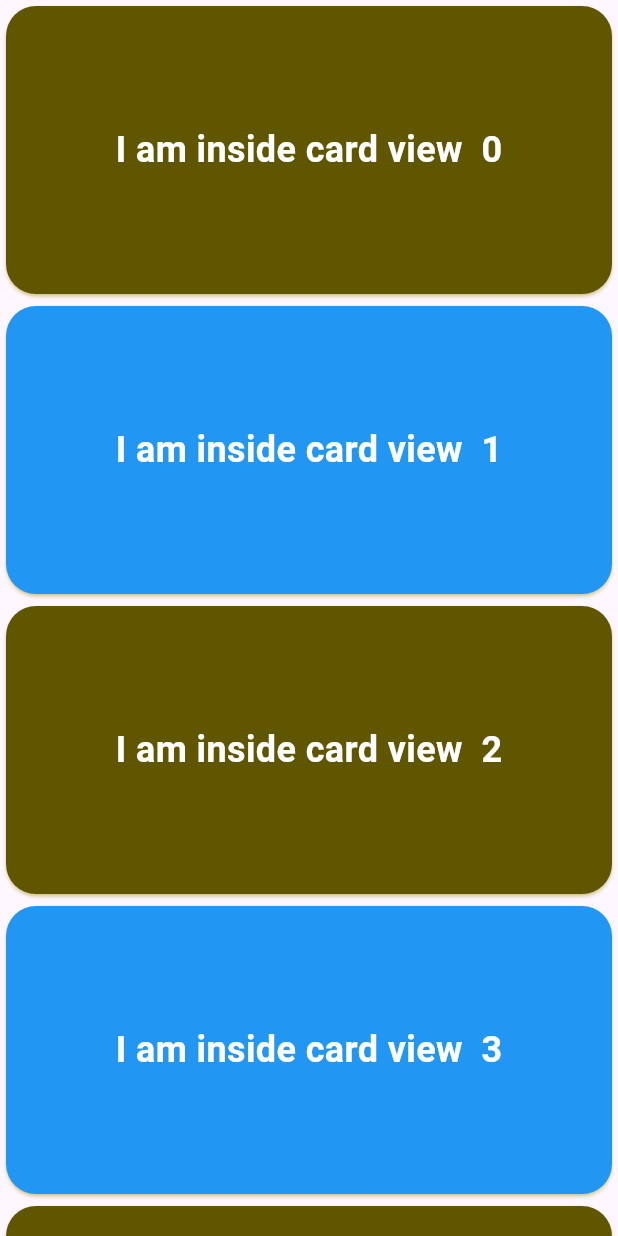
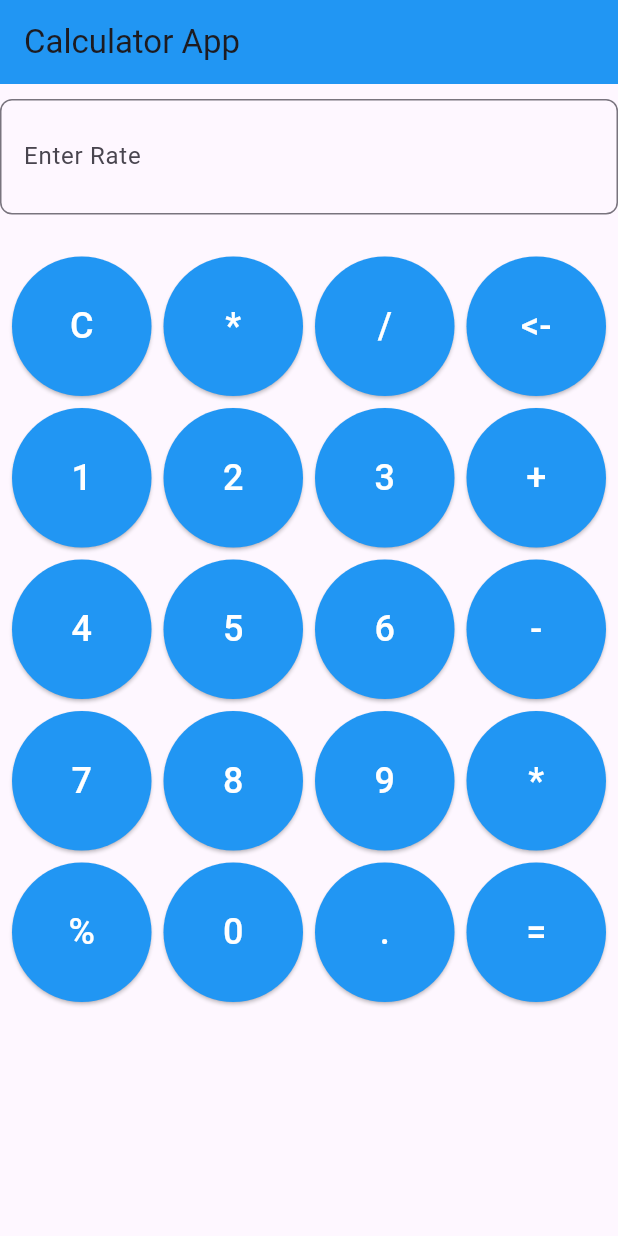
Before and after one commit to AakashShahi/mobile-learning, a Flutter app: the screen it shows after launch, on a phone screen of 412 x 824 dp. Run offline on Flutter 3.47's test engine with Material 3 defaults, Android fonts, the phone set to English and light mode, and no system bars.

Commit message:
Calculator task done

```diff
--- a/lib/app.dart
+++ b/lib/app.dart
@@ -1,11 +1,16 @@
 import 'package:flutter/material.dart';
+import 'package:my_project/view/calculator_view.dart';
 import 'package:my_project/view/card_view.dart';
+import 'package:my_project/view/grid_screen.dart';
 
 class App extends StatelessWidget {
   const App({super.key});
 
   @override
   Widget build(BuildContext context) {
-    return MaterialApp(home: CardView(), debugShowCheckedModeBanner: false);
+    return MaterialApp(
+      home: CalculatorView(),
+      debugShowCheckedModeBanner: false,
+    );
   }
 }
--- /dev/null
+++ b/lib/view/calculator_view.dart
@@ -0,0 +1,163 @@
+import 'package:flutter/material.dart';
+import 'package:flutter/services.dart';
+
+class CalculatorView extends StatefulWidget {
+  const CalculatorView({super.key});
+
+  @override
+  State<CalculatorView> createState() => _CalculatorViewState();
+}
+
+class _CalculatorViewState extends State<CalculatorView> {
+  final TextEditingController _controller = TextEditingController();
+  double firstNumber = 0;
+  String operator = '';
+  bool isSecondNumber = false;
+
+  List digits = [
+    "C",
+    "*",
+    "/",
+    "<-",
+    "1",
+    "2",
+    "3",
+    "+",
+    "4",
+    "5",
+    "6",
+    "-",
+    "7",
+    "8",
+    "9",
+    "*",
+    "%",
+    "0",
+    ".",
+    "=",
+  ];
+
+  @override
+  Widget build(BuildContext context) {
+    return Scaffold(
+      appBar: AppBar(
+        title: Text("Calculator App"),
+        backgroundColor: Colors.blue,
+      ),
+      body: Column(
+        children: [
+          const SizedBox(height: 10),
+          TextFormField(
+            style: TextStyle(fontSize: 30, fontWeight: FontWeight.bold),
+            decoration: InputDecoration(
+              labelText: "Enter Rate",
+              border: OutlineInputBorder(
+                borderRadius: BorderRadius.circular(8),
+                borderSide: const BorderSide(color: Colors.black, width: 2),
+              ),
+            ),
+            keyboardType: TextInputType.number,
+            controller: _controller,
+            textAlign: TextAlign.right,
+          ),
+          const SizedBox(height: 20),
+          Expanded(
+            child: GridView.count(
+              crossAxisCount: 4,
+              mainAxisSpacing: 8,
+              crossAxisSpacing: 8,
+              padding: const EdgeInsets.all(8),
+              children: [
+                for (int i = 0; i < digits.length; i++)
+                  ElevatedButton(
+                    onPressed: () {
+                      setState(() {
+                        String value = digits[i];
+
+                        switch (value) {
+                          case "C":
+                            _controller.clear();
+                            firstNumber = 0;
+                            operator = '';
+                            isSecondNumber = false;
+                            break;
+
+                          case "<-":
+                            if (_controller.text.isNotEmpty) {
+                              _controller.text = _controller.text.substring(
+                                0,
+                                _controller.text.length - 1,
+                              );
+                            }
+                            break;
+
+                          case "+":
+                          case "-":
+                          case "*":
+                          case "/":
+                          case "%":
+                            if (_controller.text.isNotEmpty) {
+                              firstNumber =
+                                  double.tryParse(_controller.text) ?? 0;
+                              operator = value;
+                              _controller.clear();
+                              isSecondNumber = true;
+                            }
+                            break;
+
+                          case "=":
+                            if (_controller.text.isNotEmpty &&
+                                operator.isNotEmpty) {
+                              double secondNumber =
+                                  double.tryParse(_controller.text) ?? 0;
+                              double result = 0;
+
+                              switch (operator) {
+                                case "+":
+                                  result = firstNumber + secondNumber;
+                                  break;
+                                case "-":
+                                  result = firstNumber - secondNumber;
+                                  break;
+                                case "*":
+                                  result = firstNumber * secondNumber;
+                                  break;
+                                case "/":
+                                  result =
+                                      secondNumber != 0
+                                          ? firstNumber / secondNumber
+                                          : double.nan;
+                                  break;
+                                case "%":
+                                  result = firstNumber % secondNumber;
+                                  break;
+                              }
+
+                              _controller.text = result.toString();
+                              operator = '';
+                              isSecondNumber = false;
+                            }
+                            break;
+
+                          default:
+                            _controller.text += value;
+                        }
+                      });
+                    },
+                    style: ElevatedButton.styleFrom(
+                      backgroundColor: Colors.blue,
+                      padding: const EdgeInsets.all(12),
+                    ),
+                    child: Text(
+                      digits[i],
+                      style: const TextStyle(color: Colors.white, fontSize: 24),
+                    ),
+                  ),
+              ],
+            ),
+          ),
+        ],
+      ),
+    );
+  }
+}
--- a/lib/view/card_view.dart
+++ b/lib/view/card_view.dart
@@ -12,6 +12,7 @@ class _CardViewState extends State<CardView> {
   @override
   Widget build(BuildContext context) {
     return Scaffold(
+      appBar: AppBar(title: Text("Ma Card View Hum")),
       body: SafeArea(
         child: SingleChildScrollView(
           child: Column(
```
Also changed, not shown: lib/view/grid_screen.dart (added, +46 -0 lines).
